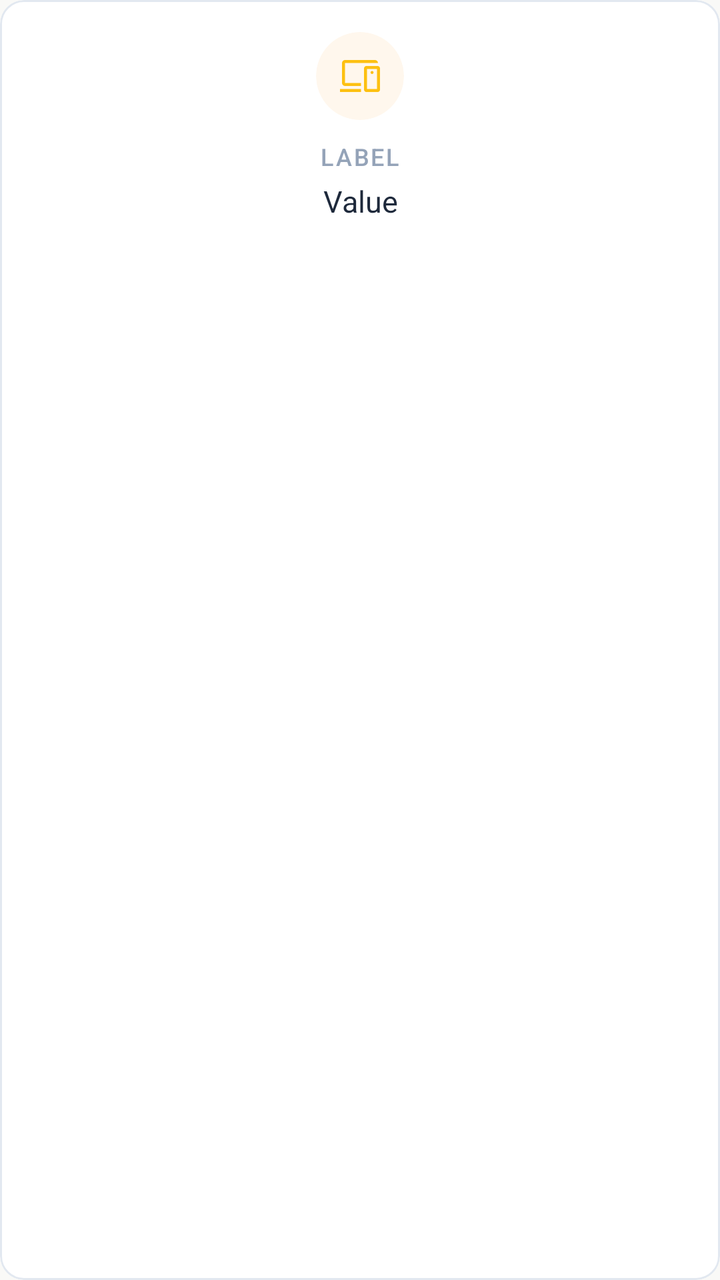
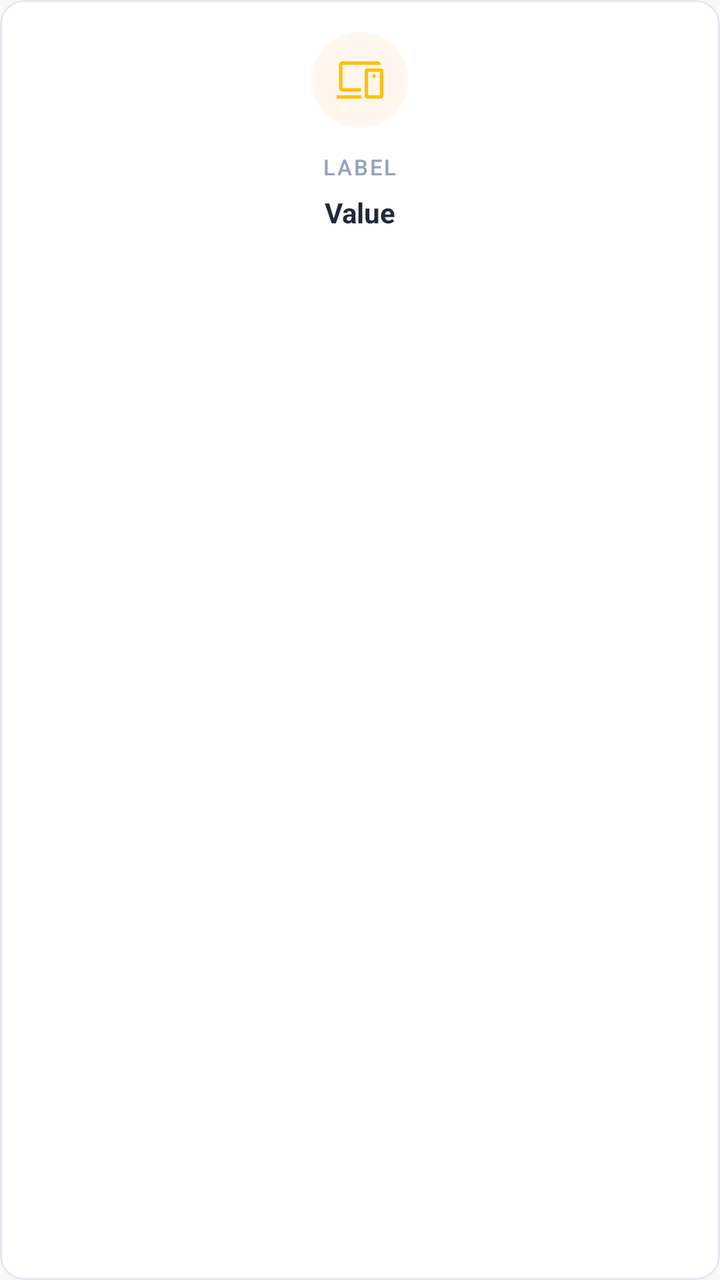

Two renders of the same Android screen: before a commit and after it. Below are the layout's source before the change and the commit's diff.
<!-- AndroidManifest.xml: application theme Theme.BeckieDealApp -->
<!-- res/layout/item_spec_card.xml -->
﻿<?xml version="1.0" encoding="utf-8"?>
<com.google.android.material.card.MaterialCardView
    xmlns:android="http://schemas.android.com/apk/res/android"
    xmlns:app="http://schemas.android.com/apk/res-auto"
    android:layout_width="0dp"
    android:layout_height="wrap_content"
    android:layout_columnWeight="1"
    android:layout_margin="5dp"
    app:cardCornerRadius="12dp"
    app:cardElevation="0dp"
    app:strokeWidth="1dp"
    app:strokeColor="@color/border_color"
    app:cardBackgroundColor="@color/surface">

    <LinearLayout
        android:layout_width="match_parent"
        android:layout_height="wrap_content"
        android:orientation="vertical"
        android:gravity="center_horizontal"
        android:padding="16dp"
        android:minHeight="100dp">

        <com.google.android.material.card.MaterialCardView
            android:layout_width="44dp"
            android:layout_height="44dp"
            app:cardCornerRadius="22dp"
            app:cardElevation="0dp"
            app:strokeWidth="0dp"
            app:cardBackgroundColor="#FFF7ED">

            <ImageView
                android:id="@+id/specCardIcon"
                android:layout_width="24dp"
                android:layout_height="24dp"
                android:layout_gravity="center"
                android:src="@drawable/devices_24"
                app:tint="@color/primary" />

        </com.google.android.material.card.MaterialCardView>

        <TextView
            android:id="@+id/specCardLabel"
            android:layout_width="wrap_content"
            android:layout_height="wrap_content"
            android:layout_marginTop="10dp"
            android:text="LABEL"
            android:textAppearance="@style/TextAppearance.App.Label"
            android:textColor="@color/text_muted"
            android:letterSpacing="0.08" />

        <TextView
            android:id="@+id/specCardValue"
            android:layout_width="wrap_content"
            android:layout_height="wrap_content"
            android:layout_marginTop="4dp"
            android:text="Value"
            android:textAppearance="@style/TextAppearance.App.CardPrice"
            android:gravity="center"
            android:maxLines="2"
            android:ellipsize="end" />

    </LinearLayout>

</com.google.android.material.card.MaterialCardView>
<!-- resources referenced by this layout -->
<resources>
  <color name="border_color">#E2E8F0</color>
  <color name="primary">#FDC011</color>
  <color name="surface">#FFFFFF</color>
  <color name="text_muted">#94A3B8</color>
  <style name="TextAppearance.App.CardPrice" parent="TextAppearance.Material3.BodyLarge">
          <item name="android:fontFamily">@font/synonym_semibold</item>
          <item name="android:textSize">15sp</item>
          <item name="android:letterSpacing">0</item>
          <item name="android:textColor">@color/text_primary</item>
      </style>
  <style name="Theme.BeckieDealApp" parent="Base.Theme.BeckieDealApp">
          <item name="buttonStyle">@style/Widget.App.Button</item>
          <item name="materialButtonStyle">@style/Widget.App.Button</item>
      </style>
  <color name="text_primary">#1E293B</color>
  <color name="text_secondary">#64748B</color>
  <style name="Widget.App.Button" parent="Widget.Material3.Button">
          <item name="shapeAppearance">@style/ShapeAppearance.App.Button.Pill</item>
          <item name="android:textAppearance">@style/TextAppearance.App.Button</item>
      </style>
  <color name="on_primary">#FFFFFF</color>
  <color name="primary_container">#FDC011</color>
  <color name="on_primary_container">#582200</color>
  <color name="background">#F9F9F7</color>
  <color name="on_surface">#251913</color>
  <style name="TextAppearance.App.ScreenTitle" parent="TextAppearance.Material3.HeadlineMedium">
          <item name="android:fontFamily">@font/amulya_bold</item>
          <item name="android:textSize">28sp</item>
          <item name="android:letterSpacing">-0.02</item>
          <item name="android:textColor">@color/text_primary</item>
      </style>
  <style name="TextAppearance.App.ProductName" parent="TextAppearance.Material3.HeadlineSmall">
          <item name="android:fontFamily">@font/amulya_bold</item>
          <item name="android:textSize">24sp</item>
          <item name="android:letterSpacing">-0.02</item>
          <item name="android:textColor">@color/text_primary</item>
      </style>
  <style name="TextAppearance.App.PriceHero" parent="TextAppearance.Material3.TitleLarge">
          <item name="android:fontFamily">@font/amulya_bold</item>
          <item name="android:textSize">22sp</item>
          <item name="android:letterSpacing">-0.01</item>
          <item name="android:textColor">@color/text_primary</item>
      </style>
  <style name="TextAppearance.App.SectionHeader" parent="TextAppearance.Material3.TitleMedium">
          <item name="android:fontFamily">@font/amulya_bold</item>
          <item name="android:textSize">18sp</item>
          <item name="android:letterSpacing">-0.01</item>
          <item name="android:textColor">@color/text_primary</item>
      </style>
  <style name="TextAppearance.App.CardProductName" parent="TextAppearance.Material3.BodyLarge">
          <item name="android:fontFamily">@font/synonym_medium</item>
          <item name="android:textSize">15sp</item>
          <item name="android:letterSpacing">0</item>
          <item name="android:textColor">@color/text_primary</item>
      </style>
  <style name="TextAppearance.App.Button" parent="TextAppearance.Material3.LabelLarge">
          <item name="android:fontFamily">@font/synonym_semibold</item>
          <item name="android:textSize">15sp</item>
          <item name="android:letterSpacing">0.01</item>
          <item name="android:textAllCaps">false</item>
      </style>
  <style name="ShapeAppearance.App.Button.Pill" parent="">
          <item name="cornerFamily">rounded</item>
          <item name="cornerSize">50%</item>
      </style>
  <color name="nav_indicator_fill">#FFF1EB</color>
  <style name="ShapeAppearance.App.BottomNav.ActiveIndicator" parent="">
          <item name="cornerFamily">rounded</item>
          <item name="cornerSize">50%</item>
      </style>
  <!-- unchanged entries left out for length: 7 -->
</resources>

<!-- the commit's change to res/layout/item_spec_card.xml (unified diff, before → after) -->
@@ -5,7 +5,7 @@
     android:layout_width="0dp"
     android:layout_height="wrap_content"
     android:layout_columnWeight="1"
-    android:layout_margin="5dp"
+    android:layout_margin="6dp"
     app:cardCornerRadius="12dp"
     app:cardElevation="0dp"
     app:strokeWidth="1dp"
@@ -18,20 +18,20 @@
         android:orientation="vertical"
         android:gravity="center_horizontal"
         android:padding="16dp"
-        android:minHeight="100dp">
+        android:minHeight="150dp">
 
         <com.google.android.material.card.MaterialCardView
-            android:layout_width="44dp"
-            android:layout_height="44dp"
-            app:cardCornerRadius="22dp"
+            android:layout_width="48dp"
+            android:layout_height="48dp"
+            app:cardCornerRadius="24dp"
             app:cardElevation="0dp"
             app:strokeWidth="0dp"
             app:cardBackgroundColor="#FFF7ED">
 
             <ImageView
                 android:id="@+id/specCardIcon"
-                android:layout_width="24dp"
-                android:layout_height="24dp"
+                android:layout_width="28dp"
+                android:layout_height="28dp"
                 android:layout_gravity="center"
                 android:src="@drawable/devices_24"
                 app:tint="@color/primary" />
@@ -42,22 +42,26 @@
             android:id="@+id/specCardLabel"
             android:layout_width="wrap_content"
             android:layout_height="wrap_content"
-            android:layout_marginTop="10dp"
+            android:layout_marginTop="12dp"
             android:text="LABEL"
             android:textAppearance="@style/TextAppearance.App.Label"
             android:textColor="@color/text_muted"
-            android:letterSpacing="0.08" />
+            android:letterSpacing="0.08"
+            android:textSize="11sp" />
 
         <TextView
             android:id="@+id/specCardValue"
-            android:layout_width="wrap_content"
+            android:layout_width="match_parent"
             android:layout_height="wrap_content"
-            android:layout_marginTop="4dp"
+            android:layout_marginTop="6dp"
             android:text="Value"
             android:textAppearance="@style/TextAppearance.App.CardPrice"
             android:gravity="center"
             android:maxLines="2"
-            android:ellipsize="end" />
+            android:ellipsize="end"
+            android:textSize="14sp"
+            android:textColor="@color/text_primary"
+            android:textStyle="bold" />
 
     </LinearLayout>
 
